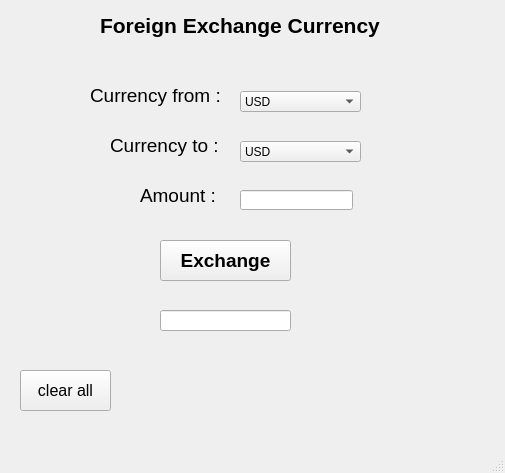
First picture: the form in view.ui, repository Abdulsattar20/Project2, before the edit.
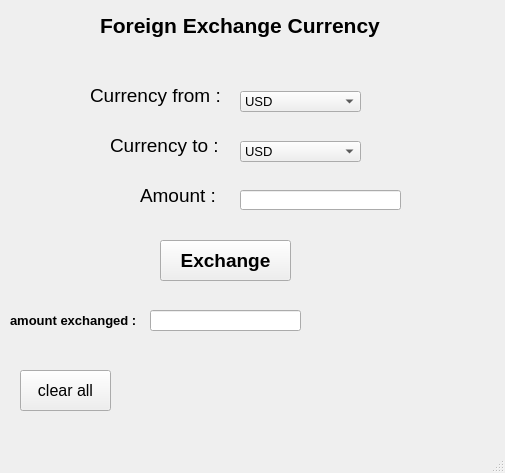
Second picture: the form after the edit.

```diff
--- a/view.ui
+++ b/view.ui
@@ -10,6 +10,11 @@
     <height>473</height>
    </rect>
   </property>
+  <property name="font">
+   <font>
+    <pointsize>10</pointsize>
+   </font>
+  </property>
   <property name="windowTitle">
    <string>MainWindow</string>
   </property>
@@ -57,10 +62,18 @@
      <rect>
       <x>240</x>
       <y>190</y>
-      <width>113</width>
+      <width>161</width>
       <height>20</height>
      </rect>
     </property>
+    <property name="font">
+     <font>
+      <pointsize>10</pointsize>
+     </font>
+    </property>
+    <property name="alignment">
+     <set>Qt::AlignCenter</set>
+    </property>
    </widget>
    <widget class="QLabel" name="from_label">
     <property name="geometry">
@@ -121,12 +134,20 @@
    <widget class="QLineEdit" name="output_amount">
     <property name="geometry">
      <rect>
-      <x>160</x>
+      <x>150</x>
       <y>310</y>
-      <width>131</width>
+      <width>151</width>
       <height>21</height>
      </rect>
     </property>
+    <property name="font">
+     <font>
+      <pointsize>10</pointsize>
+     </font>
+    </property>
+    <property name="alignment">
+     <set>Qt::AlignCenter</set>
+    </property>
    </widget>
    <widget class="QPushButton" name="clear_Button">
     <property name="geometry">
@@ -208,6 +229,26 @@
      </property>
     </item>
    </widget>
+   <widget class="QLabel" name="label">
+    <property name="geometry">
+     <rect>
+      <x>10</x>
+      <y>310</y>
+      <width>131</width>
+      <height>21</height>
+     </rect>
+    </property>
+    <property name="font">
+     <font>
+      <pointsize>10</pointsize>
+      <weight>75</weight>
+      <bold>true</bold>
+     </font>
+    </property>
+    <property name="text">
+     <string>amount exchanged :</string>
+    </property>
+   </widget>
   </widget>
   <widget class="QMenuBar" name="menubar">
    <property name="geometry">
```
Left out of the diff: 26 changed lines with no effect on the pictures.
